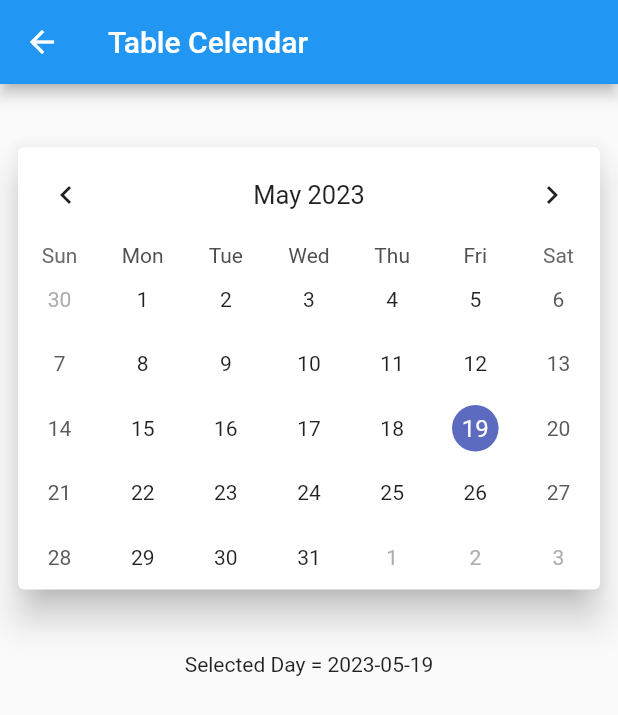
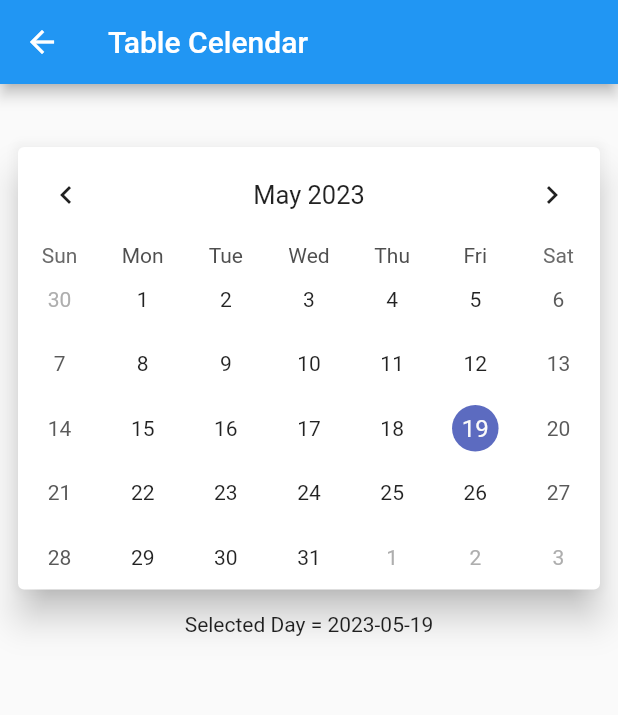
Before and after one commit to KartikPatadiya/mydemo, a Flutter app: the Mytablecelendar screen opened by its route, on a phone screen of 412 x 824 dp. Shown: the top 715 px of the screen. Run offline on Flutter 3.47's test engine with Material 2 defaults, Android fonts, the phone set to English and light mode, and no system bars; drawn by our look-alikes of table_calendar; our stand-ins replace chewie, email_validator, firebase_auth, firebase_core, flutter_bloc, introduction_screen and 4 more; missing offline and left inert: giphy_picker, link_preview_generator; accounts and stored records are empty; network calls fail.

Commit message:
second commit

```diff
--- a/lib/Screens/practices/table_celendar.dart
+++ b/lib/Screens/practices/table_celendar.dart
@@ -50,7 +50,7 @@ class _MytablecelendarState extends State<Mytablecelendar> {
           ),
         ),
         const SizedBox(
-          height: 30,
+          height: 3,
         ),
         Text("Selected Day = ${today.toString().split(" ")[0]}"),
       ],
```
